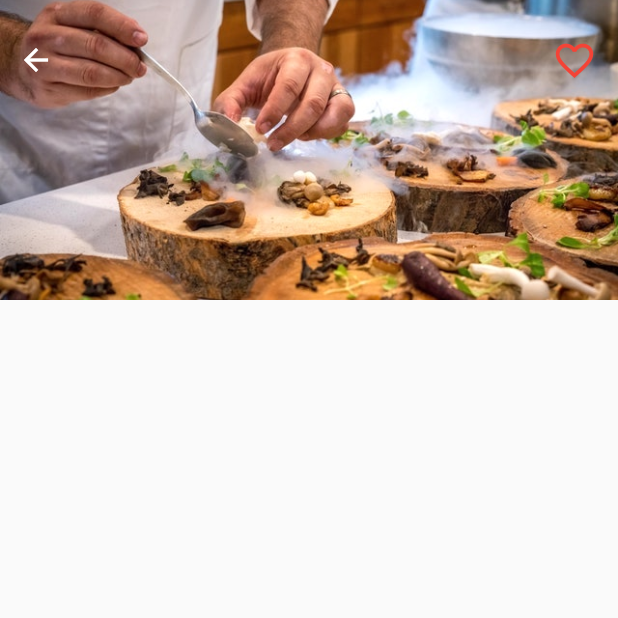
After one commit to Nehanshj/foodie_foodapp, a Flutter app: the screen it shows after launch, after a tap on "Restaurant 0", on a phone screen of 412 x 824 dp, the top half of it. The commit adds this screen. Run offline on Flutter 3.47's test engine with Material 2 defaults, Android fonts, the phone set to English and light mode, and no system bars.

Commit message:
restaurant screen image, stacked icons(including fav button) and hero animations

```diff
--- /dev/null
+++ b/lib/screens/Restaurant_page.dart
@@ -0,0 +1,63 @@
+import 'package:flutter/material.dart';
+import 'package:foodie/models/restaurant.dart';
+
+class RestaurantPage extends StatefulWidget {
+  final Restaurant restaurant;
+
+  RestaurantPage({this.restaurant});
+
+  @override
+  _RestaurantPageState createState() => _RestaurantPageState();
+}
+
+class _RestaurantPageState extends State<RestaurantPage> {
+  bool fav = false;
+
+  void toggle() {
+    fav = !fav;
+  }
+
+  @override
+  Widget build(BuildContext context) {
+    return Scaffold(
+        body: Column(
+      children: <Widget>[
+        Stack(
+          children: <Widget>[
+            Hero(
+              tag: widget.restaurant.imageUrl,
+              child: Image(
+                height: 200.0,
+                width: MediaQuery.of(context).size.width,
+                fit: BoxFit.cover,
+                image: AssetImage(widget.restaurant.imageUrl),
+              ),
+            ),
+            Row(
+              mainAxisAlignment: MainAxisAlignment.spaceBetween,
+              children: <Widget>[
+                IconButton(
+                  padding: EdgeInsets.only(top: 25.0),
+                  color: Colors.white,
+                  icon: Icon(Icons.arrow_back),
+                  onPressed: () => Navigator.pop(context),
+                ),
+                IconButton(
+                  padding: EdgeInsets.only(top: 25.0, right: 10.0),
+                  color: Colors.red,
+                  iconSize: 30.0,
+                  icon: Icon((fav) ? Icons.favorite : Icons.favorite_border),
+                  onPressed: () {
+                    setState(() {
+                      toggle();
+                    });
+                  },
+                )
+              ],
+            )
+          ],
+        ),
+      ],
+    ));
+  }
+}
--- a/lib/widgets/vertical_list.dart
+++ b/lib/widgets/vertical_list.dart
@@ -2,15 +2,22 @@ import 'package:flutter/cupertino.dart';
 import 'package:flutter/material.dart';
 import 'package:foodie/data/data.dart';
 import 'package:foodie/models/restaurant.dart';
+import 'package:foodie/screens/Restaurant_page.dart';
 import 'package:foodie/widgets/rating.dart';
 
 class NearbyRes extends StatelessWidget {
 
-  _buildRes(){
+  _buildRes(BuildContext context) {
     List<Widget> resList= [];
     restaurants.forEach((Restaurant res){
       resList.add(
-        Container(
+          GestureDetector(
+            onTap: () =>
+                Navigator.push(
+                    context,
+                    MaterialPageRoute(builder: (context) =>
+                        RestaurantPage(restaurant: res))),
+            child: Container(
               margin: EdgeInsets.symmetric(horizontal: 20.0, vertical: 8.0,),
               decoration: BoxDecoration(
                 color: Colors.white,
@@ -24,7 +31,11 @@ class NearbyRes extends StatelessWidget {
                 children: <Widget>[
                   ClipRRect(
                       borderRadius: BorderRadius.circular(12.0),
-                child: Image(image: AssetImage(res.imageUrl),width: 100.0, height: 100.0,fit: BoxFit.cover,)),
+                      child: Hero(tag: res.imageUrl,
+                          child: Image(image: AssetImage(res.imageUrl),
+                            width: 100.0,
+                            height: 100.0,
+                            fit: BoxFit.cover,))),
                   Container(
                     margin: EdgeInsets.all(10.0),
                     child: Column(
@@ -62,6 +73,7 @@ class NearbyRes extends StatelessWidget {
                   ),
                 ],
               ),
+            ),
         )
       );
     });
@@ -82,7 +94,7 @@ class NearbyRes extends StatelessWidget {
             ),
           ),
         ),
-        _buildRes(),
+        _buildRes(context),
       ],
     );
   }
```
Lines whose indentation alone changed are shown as unchanged.
